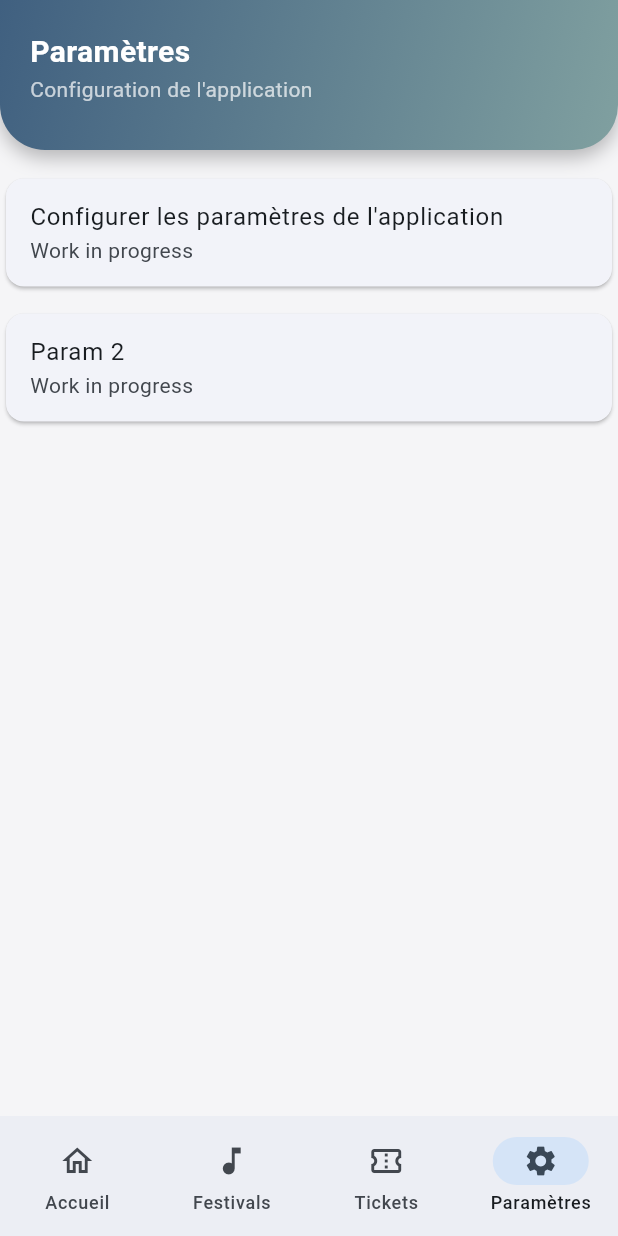
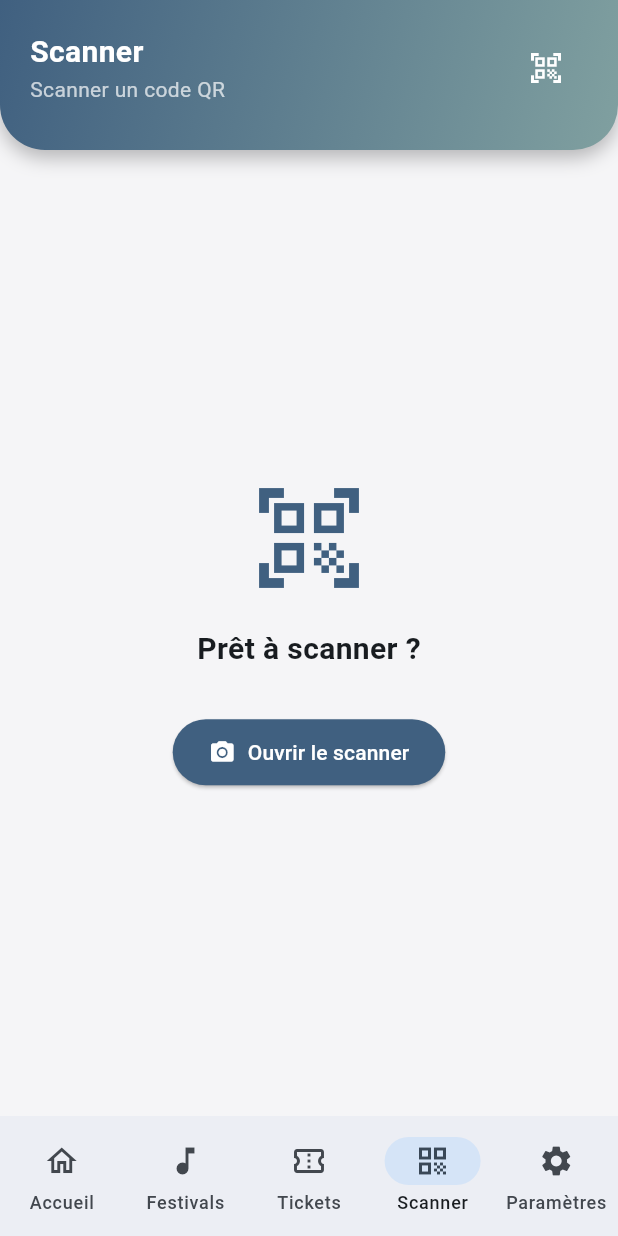
Before and after one commit to jemenard/ap4mobile, a Flutter app: the screen it shows after launch, item 4 of the bottom bar chosen, on a phone screen of 412 x 824 dp. Run offline on Flutter 3.47's test engine with Material 3 defaults, Android fonts, the phone set to English and light mode, and no system bars; our stand-ins replace carousel_slider; missing offline and left inert: mobile_scanner; network calls fail.

Commit message:
scanner des qr codes mis en place et fonctionnel.

```diff
--- a/app_calson/lib/config.dart
+++ b/app_calson/lib/config.dart
@@ -1,5 +1,5 @@
 class Config {
   // Décommente la ligne que tu veux utiliser
-  static const String apiUrl = 'http://192.168.110.16/api/'; // Dev
+  static const String apiUrl = 'http://192.168.110.16/api/festivals'; // Dev
   // static const String apiUrl = 'https://api.mon-festival.fr'; // Prod
 }
--- a/app_calson/lib/main.dart
+++ b/app_calson/lib/main.dart
@@ -1,7 +1,7 @@
 import 'package:flutter/material.dart';
 import 'widgets/my_flutter_app_icons.dart';
 import 'widgets/carousel.dart';
-
+import 'package:url_launcher/url_launcher.dart';
 import 'widgets/festival_item.dart';
 import 'widgets/afficher_info.dart';
 import 'widgets/section_header.dart';
@@ -9,6 +9,7 @@ import 'services/database_service.dart';
 import 'models/festival.dart';
 import 'widgets/home_appbar.dart';
 import 'package:flutter/services.dart';
+import 'widgets/scanner.dart';
 
 void main() {
   runApp(const MyApp());
@@ -77,6 +78,7 @@ class _MyHomePageState extends State<MyHomePage> {
           _buildAccueilPage(),
           _buildListeFestivalPage(),
           _buildTicketPage(),
+          _buildscannerPage(),
           _buildParamPage(),
         ],
       ),
@@ -98,6 +100,11 @@ class _MyHomePageState extends State<MyHomePage> {
           NavigationDestination(
             icon: Icon(Icons.confirmation_number_outlined),
             label: 'Tickets',
+          ),
+
+          NavigationDestination(
+            icon: Icon(Icons.qr_code),
+            label: 'Scanner',
           ),
           NavigationDestination(
             icon: Icon(Icons.settings),
@@ -127,6 +134,7 @@ class _MyHomePageState extends State<MyHomePage> {
               child: Icon(Icons.search, color: Colors.white),
             )
           ],
+
         );
 
         case 2:
@@ -136,7 +144,20 @@ class _MyHomePageState extends State<MyHomePage> {
           showLogo: false,
         );
 
-      case 3:
+        case 3:
+        return const GradientAppBar(
+          title: "Scanner",
+          subtitle: "Scanner un code QR",
+          showLogo: false,
+          actions: [
+             Padding(
+              padding: EdgeInsets.only(right: 16.0),
+              child: Icon(Icons.qr_code_scanner, color: Colors.white),
+            )
+          ],
+        );
+
+      case 4:
         return const GradientAppBar(
           title: "Paramètres",
           subtitle: "Configuration de l'application",
@@ -292,6 +313,60 @@ Widget _buildTicketPage() {
   );
 }
 
+
+Widget _buildscannerPage() {
+  return Center(
+    child: Column(
+      mainAxisAlignment: MainAxisAlignment.center,
+      children: [
+        const Icon(Icons.qr_code_scanner, size: 80, color: Color(0xFF406080)),
+        const SizedBox(height: 20),
+        const Text(
+          "Prêt à scanner ?",
+          style: TextStyle(fontSize: 20, fontWeight: FontWeight.bold),
+        ),
+        const SizedBox(height: 30),
+        ElevatedButton.icon(
+          onPressed: () async
+          {
+            final String? result = await Navigator.push(
+            context,
+            MaterialPageRoute(builder: (context) => const Scanner()),
+            );
+            if (result != null && mounted) {
+            // Vérifie si le résultat ressemble à une URL
+            if (result.startsWith('http://') || result.startsWith('https://')) {
+              final Uri url = Uri.parse(result);
+              // Tente d'ouvrir le lien
+              if (await canLaunchUrl(url)) {
+                await launchUrl(url, mode: LaunchMode.externalApplication);
+              } else {
+                ScaffoldMessenger.of(context).showSnackBar(
+                  SnackBar(content: Text("Impossible d'ouvrir l'URL : $result")),
+                );
+              }
+            } else {
+              // Sinon, affiche simplement le texte
+              ScaffoldMessenger.of(context).showSnackBar(
+                SnackBar(content: Text("Code détecté : $result")),
+              );
+            }
+          }
+          },
+          icon: const Icon(Icons.camera_alt),
+          label: const Text("Ouvrir le scanner"),
+          style: ElevatedButton.styleFrom(
+            backgroundColor: const Color(0xFF406080),
+            foregroundColor: Colors.white,
+            padding: const EdgeInsets.symmetric(horizontal: 24, vertical: 12),
+          ),
+        ),
+      ],
+    ),
+  );
+}
+
+
   Widget _buildParamPage() {
     return Center(
       child: Column(
--- a/app_calson/lib/models/festival.dart
+++ b/app_calson/lib/models/festival.dart
@@ -2,17 +2,23 @@ class Festival {
   final int id;
   final int annee;
   final String theme;
-  final DateTime dateDebut;
-  final DateTime dateFin;
+  final DateTime startDate;
+  final DateTime endDate;
   final double prix;
+  final String name;
+  final String description;
+  final String location;
 
   Festival({
     required this.id,
     required this.annee,
     required this.theme,
-    required this.dateDebut,
-    required this.dateFin,
+    required this.startDate,
+    required this.endDate,
     required this.prix,
+    required this.name,
+    required this.description,
+    required this.location,
   });
 
   // Factory (Constructeur) pour créer un Festival depuis un objet JSON (Map)
@@ -22,13 +28,16 @@ class Festival {
       annee: data['annee'],
       theme: data['theme'],
       // Gestion des dates : Si c'est déjà un DateTime on le garde, sinon on parse le String (format "2024-01-01")
-      dateDebut: data['date_debut'] is DateTime
-          ? data['date_debut']
-          : DateTime.parse(data['date_debut'].toString()),
-      dateFin: data['date_fin'] is DateTime
-          ? data['date_fin']
-          : DateTime.parse(data['date_fin'].toString()),
+      startDate: data['start_date'] is DateTime
+          ? data['start_date']
+          : DateTime.parse(data['start_date'].toString()),
+      endDate: data['end_date'] is DateTime
+          ? data['end_date']
+          : DateTime.parse(data['end_date'].toString()),
       prix: (data['prix'] as num).toDouble(),
+      name: data['name'],
+      description: data['description'],
+      location: data['location'],
     );
   }
 }
--- a/app_calson/pubspec.yaml
+++ b/app_calson/pubspec.yaml
@@ -39,6 +39,8 @@ dependencies:
   intl: ^0.20.2
 
   http: ^1.6.0
+  mobile_scanner: ^7.1.4
+  url_launcher: ^6.3.2
 
 dev_dependencies:
   flutter_test:
```
Also changed, not shown: app_calson/lib/widgets/afficher_info.dart (+47 -4 lines), app_calson/lib/widgets/festival_item.dart (+14 -1 lines), app_calson/lib/widgets/scanner.dart (added, +92 -0 lines), app_calson/lib/widgets/home_appbar.dart (line endings or trailing spaces), app_calson/pubspec.lock, 7 other files.
